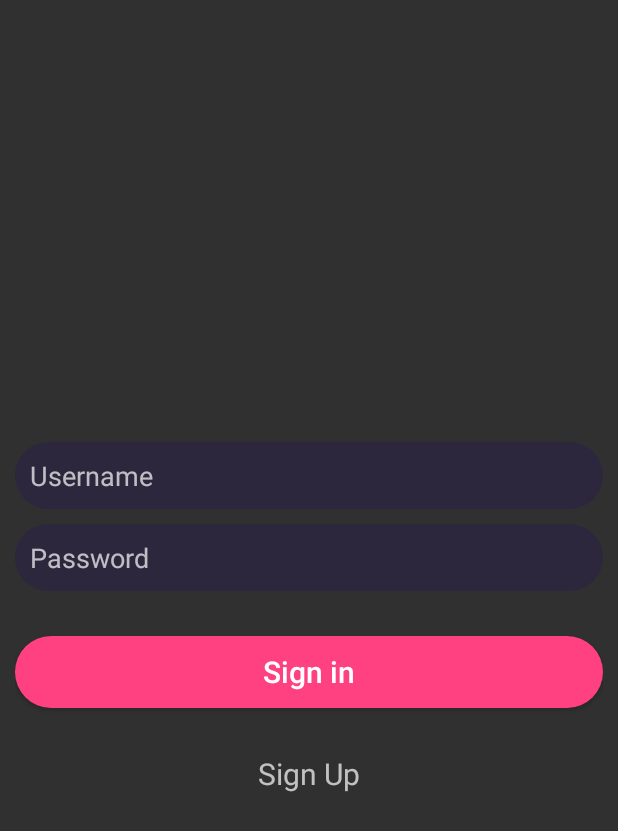
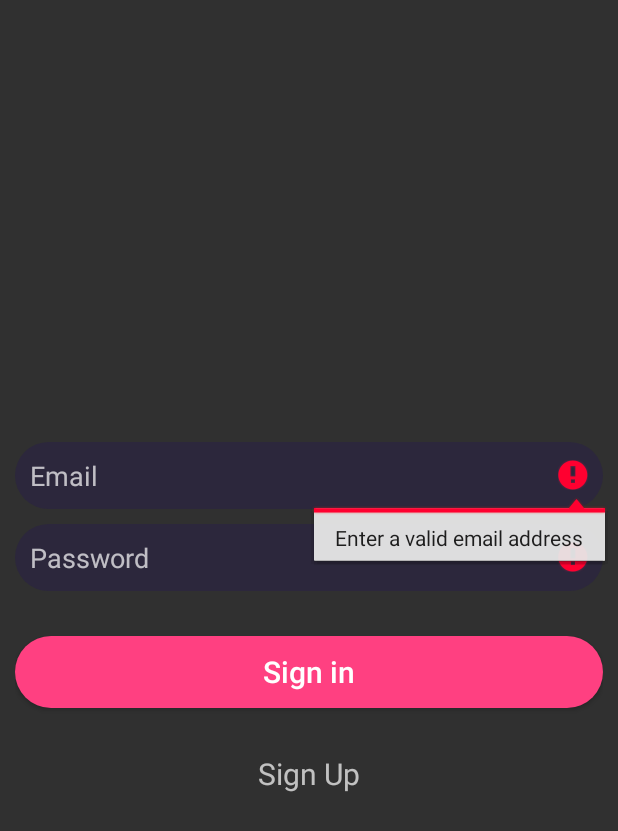
Before and after one commit to imperatorialejandro/grupo_622, an Android app: the screen it shows after launch (MainActivity before the commit, LoginActivity after it), after a tap on "Sign in", on a phone screen of 412 x 824 dp. Shown: the top 831 px of the screen. Run offline under Robolectric (Android 15) with nearby library versions, the phone set to English and light mode, and no system bars.

Commit message:
adding sign un api call and sign view

```diff
--- a/codigo/app/src/main/AndroidManifest.xml
+++ b/codigo/app/src/main/AndroidManifest.xml
@@ -1,6 +1,8 @@
 <?xml version="1.0" encoding="utf-8"?>
 <manifest xmlns:android="http://schemas.android.com/apk/res/android"
     package="com.tpsoa">
+
+    <uses-permission android:name="android.permission.INTERNET" />
 
     <application
         android:allowBackup="true"
@@ -9,7 +11,7 @@
         android:roundIcon="@mipmap/ic_launcher_round"
         android:supportsRtl="true"
         android:theme="@style/LoginTheme">
-        <activity android:name=".MainActivity"
+        <activity android:name=".LoginActivity"
             android:windowSoftInputMode="adjustResize">
             <intent-filter>
                 <action android:name="android.intent.action.MAIN" />
@@ -19,6 +21,4 @@
         </activity>
     </application>
 
-    <uses-permission android:name="android.permission.INTERNET" />
-
 </manifest>
--- /dev/null
+++ b/codigo/app/src/main/java/com/tpsoa/LoginActivity.kt
@@ -0,0 +1,100 @@
+package com.tpsoa
+
+import android.content.Intent
+import androidx.appcompat.app.AppCompatActivity
+import android.os.Bundle
+import android.widget.TextView
+import android.widget.Toast
+import com.tpsoa.model.SignInRequest
+import com.tpsoa.rest.ApiInterface
+import com.tpsoa.rest.ServiceBuilder
+import com.tpsoa.rest.SignResponse
+import kotlinx.android.synthetic.main.login.*
+import retrofit2.Call
+import retrofit2.Callback
+import retrofit2.Response
+
+class LoginActivity : AppCompatActivity() {
+
+    override fun onCreate(savedInstanceState: Bundle?) {
+        super.onCreate(savedInstanceState)
+        setContentView(R.layout.login)
+
+        login_btn.setOnClickListener{
+            login()
+        }
+
+        val button = findViewById<TextView>(R.id.sign_up_btn)
+        button.setOnClickListener{
+            startActivity(Intent(this, SignUpActivity::class.java))
+            finish()
+        }
+
+        /*sign_up_btn.setOnClickListener{
+            val intent = Intent(applicationContext, SignUpActivity::class.java)
+            startActivity(intent)
+            //showSignUp()
+        }*/
+    }
+
+    private fun login() {
+        if (!validateLogin()) {
+            return
+        }
+
+        val email = user_text!!.text.toString()
+        val password = password_text!!.text.toString()
+
+        val request = ServiceBuilder.buildService(ApiInterface::class.java)
+        val req = SignInRequest(email, password)
+        val call = request.SignIn(req)
+
+        call.enqueue(object : Callback<SignResponse>{
+            override fun onResponse(call: Call<SignResponse>, response: Response<SignResponse>) {
+                if (response.isSuccessful){
+                    Toast.makeText(applicationContext, "Sign in successfully", Toast.LENGTH_SHORT).show()
+                } else {
+                    Toast.makeText(applicationContext, "Email or password incorrect ", Toast.LENGTH_SHORT).show()
+                }
+            }
+            override fun onFailure(call: Call<SignResponse>, t: Throwable) {
+                Toast.makeText(applicationContext, "${t.message}", Toast.LENGTH_SHORT).show()
+            }
+        })
+
+    }
+
+    private fun validateLogin(): Boolean {
+        var valid = true
+
+        val email = user_text!!.text.toString()
+        val password = password_text!!.text.toString()
+
+        if (email.isEmpty() || !android.util.Patterns.EMAIL_ADDRESS.matcher(email).matches()) {
+            user_text!!.error = "Enter a valid email address"
+            valid = false
+        } else {
+            user_text!!.error = null
+        }
+
+        if (password.isEmpty() || password.length < 8) {
+            password_text!!.error = "Must be at least 8 characters"
+            valid = false
+        } else {
+            password_text!!.error = null
+        }
+
+        return valid
+    }
+
+    /*private fun showSignUp() {
+        sign_up_layout.visibility=View.VISIBLE
+        home_layout.visibility=View.GONE
+    }
+
+    private fun showHome() {
+        sign_up_layout.visibility=View.GONE
+        home_layout.visibility=View.VISIBLE
+    }*/
+
+}
--- a/codigo/app/src/main/java/com/tpsoa/MainActivity.kt
+++ /dev/null
@@ -1,19 +0,0 @@
-package com.tpsoa
-
-import androidx.appcompat.app.AppCompatActivity
-import android.os.Bundle
-import android.widget.Toast
-import kotlinx.android.synthetic.main.activity_main.*
-
-class MainActivity : AppCompatActivity() {
-
-    override fun onCreate(savedInstanceState: Bundle?) {
-        super.onCreate(savedInstanceState)
-        setContentView(R.layout.activity_main)
-
-        login_btn.setOnClickListener{
-            var status = "Logged In successfully"
-            Toast.makeText(this.getApplicationContext(), status, Toast.LENGTH_SHORT).show()
-        }
-    }
-}
--- a/codigo/app/src/main/java/com/tpsoa/api/ApiClient.kt
+++ /dev/null
@@ -1,4 +0,0 @@
-package com.tpsoa.api
-
-class ApiClient {
-}
--- a/codigo/app/src/main/java/com/tpsoa/api/ApiResponse.kt
+++ /dev/null
@@ -1,4 +0,0 @@
-package com.tpsoa.api
-
-class ApiResponse {
-}
--- a/codigo/app/src/main/java/com/tpsoa/api/ApiResponseManager.kt
+++ /dev/null
@@ -1,4 +0,0 @@
-package com.tpsoa.api
-
-class ApiResponseManager {
-}
--- a/codigo/app/src/main/res/layout/activity_main.xml
+++ b/codigo/app/src/main/res/layout/login.xml
@@ -4,9 +4,10 @@
     xmlns:tools="http://schemas.android.com/tools"
     android:layout_width="match_parent"
     android:layout_height="match_parent"
-    tools:context=".MainActivity">
+    tools:context=".LoginActivity">
 
     <ScrollView
+        android:id="@+id/home_layout"
         android:layout_centerVertical="true"
         android:layout_width="match_parent"
         android:layout_height="wrap_content">
@@ -21,7 +22,7 @@
                 android:id="@+id/user_text"
                 android:layout_width="match_parent"
                 android:background="@drawable/login_edit_background"
-                android:hint="Username"
+                android:hint="Email"
                 android:padding="10dp"
                 android:layout_height="wrap_content">
             </EditText>
@@ -49,6 +50,7 @@
             </Button>
 
             <TextView
+                android:id="@+id/sign_up_btn"
                 android:layout_width="wrap_content"
                 android:text="Sign Up"
                 android:layout_height="wrap_content"
@@ -59,6 +61,12 @@
             </TextView>
 
         </LinearLayout>
+
     </ScrollView>
 
+    <include
+        android:id="@+id/sign_up_layout"
+        layout="@layout/sign_up"
+        android:visibility="gone"></include>
+
 </RelativeLayout>
```
Also changed, not shown: codigo/app/build.gradle (+20 -2 lines), codigo/app/src/main/java/com/tpsoa/SignUpActivity.kt (added, +86 -0 lines), codigo/app/src/main/java/com/tpsoa/api/ApiRoute.kt (deleted, +0 -41 lines), codigo/app/src/main/java/com/tpsoa/model/SignInModel.kt (added, +10 -0 lines), codigo/app/src/main/java/com/tpsoa/model/SignUpModel.kt (added, +15 -0 lines), codigo/app/src/main/java/com/tpsoa/rest/ApiClient.kt (added, +54 -0 lines), codigo/app/src/main/res/layout/sign_up.xml (added, +111 -0 lines), 3 other files.
